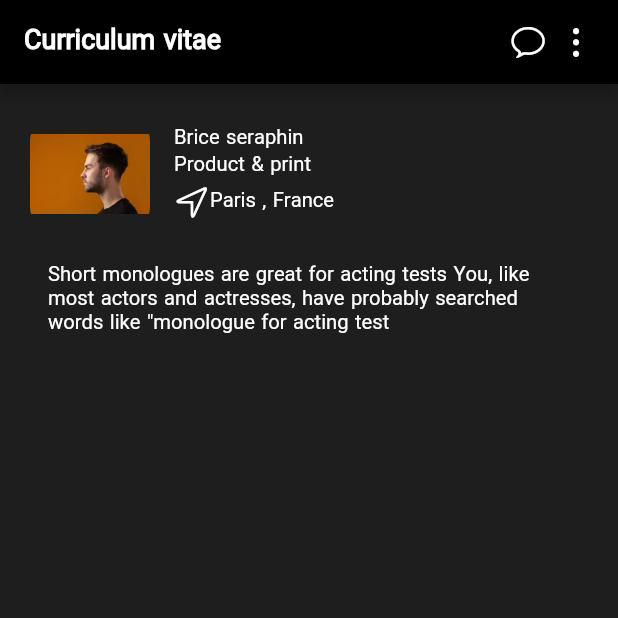
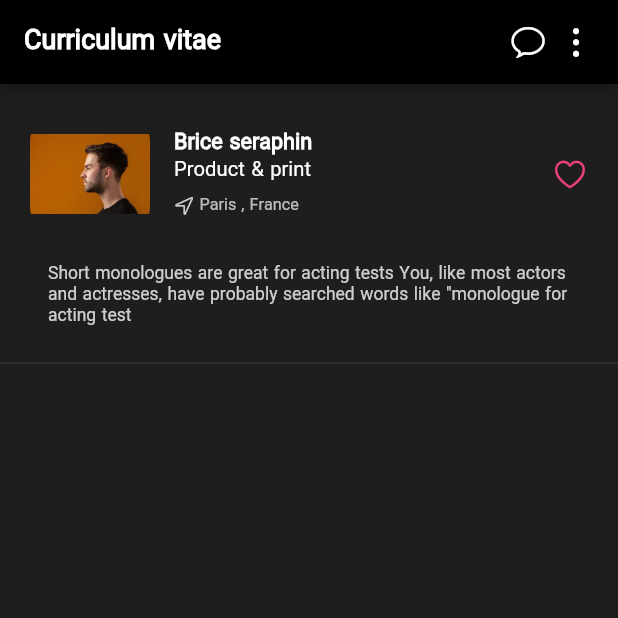
Before and after one commit to rezakarimna/profile-ui, a Flutter app: the screen it shows after launch, on a phone screen of 412 x 824 dp, the top half of it. Run offline on Flutter 3.47's test engine with Material 2 defaults, Android fonts, the phone set to English and light mode, and no system bars.

Commit message:
add icon heart

```diff
--- a/lib/main.dart
+++ b/lib/main.dart
@@ -1,6 +1,5 @@
 import 'package:flutter/cupertino.dart';
 import 'package:flutter/material.dart';
-
 
 void main() {
   runApp(const MyApp());
@@ -25,16 +24,17 @@ class MyApp extends StatelessWidget {
           // Notice that the counter didn't reset back to zero; the application
           // is not restarted.
           primarySwatch: Colors.blue,
+          primaryColor: Colors.pink.shade400,
           brightness: Brightness.dark,
           scaffoldBackgroundColor: Color.fromARGB(255, 30, 30, 30),
           appBarTheme: AppBarTheme(backgroundColor: Colors.black),
           fontFamily: 'primary',
           textTheme: const TextTheme(
-            bodyText1: TextStyle(fontSize: 13),
+              bodyText1: TextStyle(
+                  fontSize: 13, color: Color.fromARGB(200, 255, 255, 255)),
               bodyText2: TextStyle(fontSize: 15),
-              headline6: TextStyle(fontWeight: FontWeight.bold)
-          )
-          ),
+              headline6: TextStyle(fontWeight: FontWeight.bold),
+              subtitle1: TextStyle(fontSize: 16, fontWeight: FontWeight.bold))),
       home: MyHomePage(),
     );
   }
@@ -67,33 +67,56 @@ class MyHomePage extends StatelessWidget {
                   const SizedBox(
                     width: 16,
                   ),
-                  Column(
+                  Expanded(
+                    child: Column(
                       crossAxisAlignment: CrossAxisAlignment.start,
                       children: [
-                      Text('Brice seraphin'),
+                        Text(
+                          'Brice seraphin',
+                          style: Theme.of(context).textTheme.subtitle1,
+                        ),
                         SizedBox(
                           height: 2,
                         ),
                         Text('Product & print'),
                         SizedBox(
-                        height: 4,
+                          height: 8,
                         ),
                         Row(
                           children: [
-                          Icon(CupertinoIcons.location),
-                          Text('Paris , France'),
+                            Icon(
+                              CupertinoIcons.location,
+                              size: 14,
+                              color:
+                                  Theme.of(context).textTheme.bodyText1!.color,
+                            ),
+                            SizedBox(
+                              width: 3,
+                            ),
+                            Text(
+                              'Paris , France',
+                              style: Theme.of(context).textTheme.caption,
+                            ),
                           ],
                         )
                       ],
-                  )
+                    ),
+                  ),
+                  Icon(
+                    CupertinoIcons.heart,
+                    color: Theme.of(context).primaryColor,
+                  ),
                 ],
               ),
             ),
             Padding(
               padding: const EdgeInsets.fromLTRB(32, 0, 32, 16),
               child: Text(
-                  'Short monologues are great for acting tests You, like most actors and actresses, have probably searched words like "monologue for acting test'),
-            )
+                'Short monologues are great for acting tests You, like most actors and actresses, have probably searched words like "monologue for acting test',
+                style: Theme.of(context).textTheme.bodyText1,
+              ),
+            ),
+            Divider()
           ],
         ));
   }
```
Lines whose indentation alone changed are shown as unchanged.
